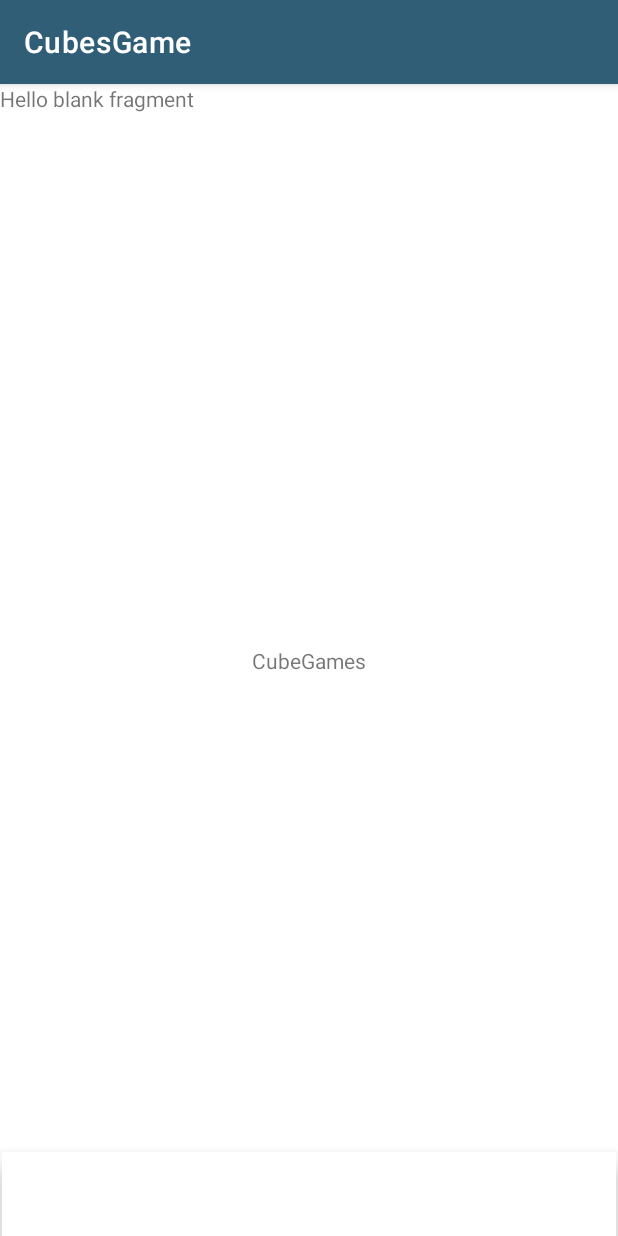
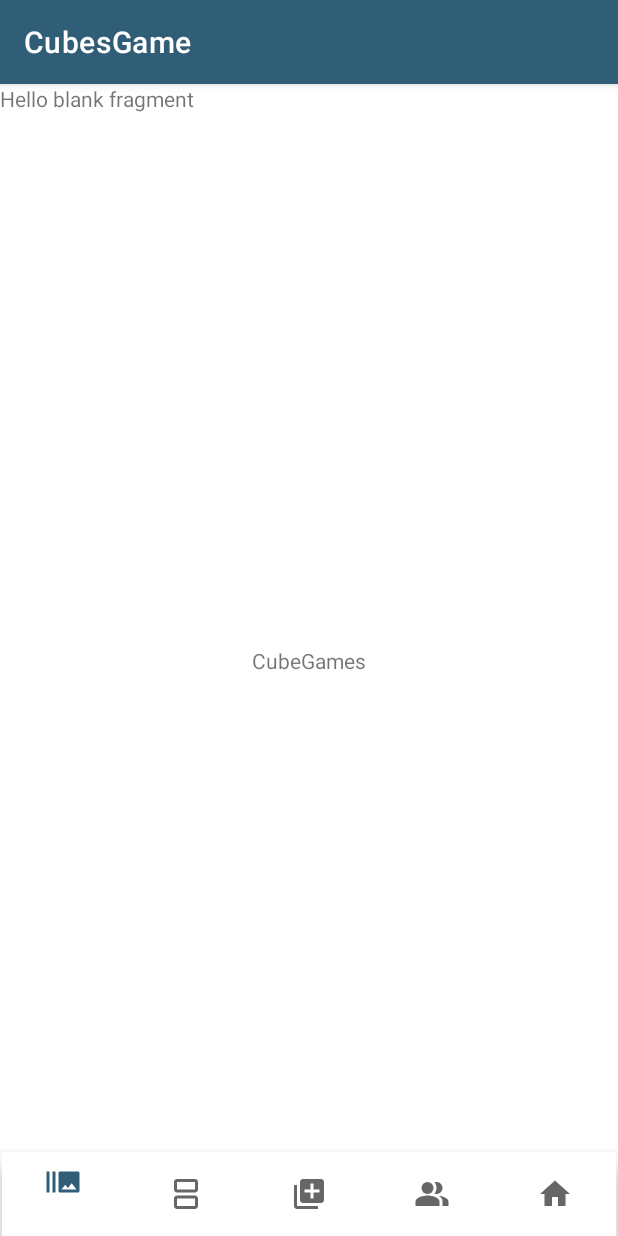
Before and after one commit to KitonPomPom/CubesGame, an Android app: the screen it shows after launch (MainActivity), on a phone screen of 412 x 824 dp. Run offline under Robolectric (Android 15) with nearby library versions, the phone set to English and light mode, and no system bars.

Commit message:
Add image navigation view and menu.

```diff
--- /dev/null
+++ b/app/src/main/res/drawable/ic_add_image.xml
@@ -0,0 +1,5 @@
+<vector android:height="24dp" android:tint="#38809C"
+    android:viewportHeight="24" android:viewportWidth="24"
+    android:width="24dp" xmlns:android="http://schemas.android.com/apk/res/android">
+    <path android:fillColor="@android:color/white" android:pathData="M4,6L2,6v14c0,1.1 0.9,2 2,2h14v-2L4,20L4,6zM20,2L8,2c-1.1,0 -2,0.9 -2,2v12c0,1.1 0.9,2 2,2h12c1.1,0 2,-0.9 2,-2L22,4c0,-1.1 -0.9,-2 -2,-2zM19,11h-4v4h-2v-4L9,11L9,9h4L13,5h2v4h4v2z"/>
+</vector>
--- /dev/null
+++ b/app/src/main/res/drawable/ic_friend.xml
@@ -0,0 +1,12 @@
+<vector android:height="24dp" android:tint="#38809C"
+    android:viewportHeight="24" android:viewportWidth="24"
+    android:width="24dp" xmlns:android="http://schemas.android.com/apk/res/android">
+    <path android:fillColor="@android:color/white"
+        android:fillType="evenOdd" android:pathData="M16.67,13.13C18.04,14.06 19,15.32 19,17v3h4v-3C23,14.82 19.43,13.53 16.67,13.13z"/>
+    <path android:fillColor="@android:color/white"
+        android:fillType="evenOdd" android:pathData="M9,8m-4,0a4,4 0,1 1,8 0a4,4 0,1 1,-8 0"/>
+    <path android:fillColor="@android:color/white"
+        android:fillType="evenOdd" android:pathData="M15,12c2.21,0 4,-1.79 4,-4c0,-2.21 -1.79,-4 -4,-4c-0.47,0 -0.91,0.1 -1.33,0.24C14.5,5.27 15,6.58 15,8s-0.5,2.73 -1.33,3.76C14.09,11.9 14.53,12 15,12z"/>
+    <path android:fillColor="@android:color/white"
+        android:fillType="evenOdd" android:pathData="M9,13c-2.67,0 -8,1.34 -8,4v3h16v-3C17,14.34 11.67,13 9,13z"/>
+</vector>
--- /dev/null
+++ b/app/src/main/res/drawable/ic_group_im_offline.xml
@@ -0,0 +1,5 @@
+<vector android:height="24dp" android:tint="#38809C"
+    android:viewportHeight="24" android:viewportWidth="24"
+    android:width="24dp" xmlns:android="http://schemas.android.com/apk/res/android">
+    <path android:fillColor="@android:color/white" android:pathData="M1,5h2v14L1,19zM5,5h2v14L5,19zM22,5L10,5c-0.55,0 -1,0.45 -1,1v12c0,0.55 0.45,1 1,1h12c0.55,0 1,-0.45 1,-1L23,6c0,-0.55 -0.45,-1 -1,-1zM11,17l2.5,-3.15L15.29,16l2.5,-3.22L21,17L11,17z"/>
+</vector>
--- /dev/null
+++ b/app/src/main/res/drawable/ic_group_online.xml
@@ -0,0 +1,5 @@
+<vector android:height="24dp" android:tint="#38809C"
+    android:viewportHeight="24" android:viewportWidth="24"
+    android:width="24dp" xmlns:android="http://schemas.android.com/apk/res/android">
+    <path android:fillColor="@android:color/white" android:pathData="M18,4v5H6V4H18M18,2H6C4.9,2 4,2.9 4,4v5c0,1.1 0.9,2 2,2h12c1.1,0 2,-0.9 2,-2V4C20,2.9 19.1,2 18,2zM18,15v5H6v-5H18M18,13H6c-1.1,0 -2,0.9 -2,2v5c0,1.1 0.9,2 2,2h12c1.1,0 2,-0.9 2,-2v-5C20,13.9 19.1,13 18,13z"/>
+</vector>
--- /dev/null
+++ b/app/src/main/res/drawable/ic_my_page.xml
@@ -0,0 +1,5 @@
+<vector android:height="24dp" android:tint="#38809C"
+    android:viewportHeight="24" android:viewportWidth="24"
+    android:width="24dp" xmlns:android="http://schemas.android.com/apk/res/android">
+    <path android:fillColor="@android:color/white" android:pathData="M10,20v-6h4v6h5v-8h3L12,3 2,12h3v8z"/>
+</vector>
--- a/app/src/main/res/layout/activity_main.xml
+++ b/app/src/main/res/layout/activity_main.xml
@@ -35,6 +35,7 @@
         android:layout_marginEnd="1dp"
         app:layout_constraintBottom_toBottomOf="@+id/fragmentContainerView"
         app:layout_constraintEnd_toEndOf="parent"
-        app:layout_constraintStart_toStartOf="parent" />
+        app:layout_constraintStart_toStartOf="parent"
+        app:menu="@menu/bottom_menu" />
 
 </androidx.constraintlayout.widget.ConstraintLayout>
--- a/app/src/main/res/menu/bottom_menu.xml
+++ b/app/src/main/res/menu/bottom_menu.xml
@@ -1,4 +1,34 @@
 <?xml version="1.0" encoding="utf-8"?>
-<menu xmlns:android="http://schemas.android.com/apk/res/android">
-
+<menu xmlns:android="http://schemas.android.com/apk/res/android"
+    xmlns:app="http://schemas.android.com/apk/res-auto">
+    <item
+        android:id="@+id/id_group_im_offline"
+        android:title=""
+        android:icon="@drawable/ic_group_im_offline"
+        app:showAsAction="ifRoom"
+        />
+    <item
+        android:id="@+id/id_group_im_online"
+        android:title=""
+        android:icon="@drawable/ic_group_online"
+        app:showAsAction="ifRoom"
+        />
+    <item
+        android:id="@+id/id_add_im"
+        android:title=""
+        android:icon="@drawable/ic_add_image"
+        app:showAsAction="ifRoom"
+        />
+    <item
+        android:id="@+id/id_friends"
+        android:title=""
+        android:icon="@drawable/ic_friend"
+        app:showAsAction="ifRoom"
+        />
+    <item
+        android:id="@+id/id_my_page"
+        android:title=""
+        android:icon="@drawable/ic_my_page"
+        app:showAsAction="ifRoom"
+    />
 </menu>
--- a/app/src/main/res/values/strings.xml
+++ b/app/src/main/res/values/strings.xml
@@ -2,4 +2,9 @@
     <string name="app_name">CubesGame</string>
     <!-- TODO: Remove or change this placeholder text -->
     <string name="hello_blank_fragment">Hello blank fragment</string>
+    <string name="my_page">Моя страница</string>
+    <string name="groups_image_offline">Группы картинок оффлайн</string>
+    <string name="group_image_online_all">Группы картинок онлайн</string>
+    <string name="friends">Друзья</string>
+    <string name="add_image">Добавить картинку</string>
 </resources>
```
